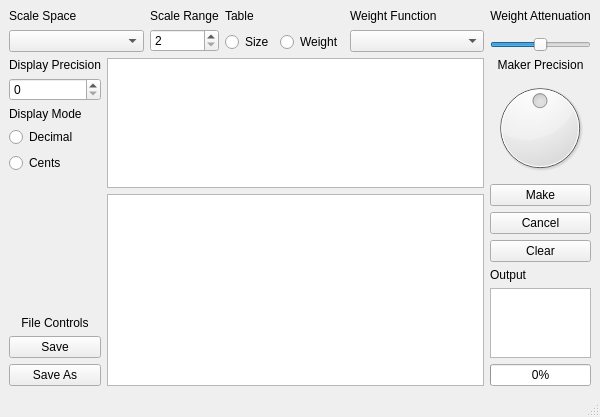
Above: Source/mainwindow.ui from tiltbyrne/Irregular-Tuning-Maker before the change. Below: the same form after it.
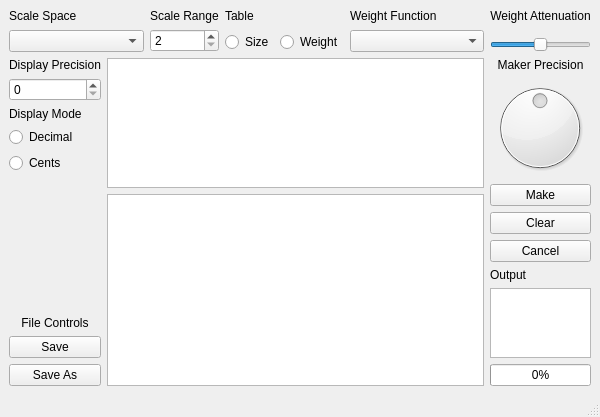
That is the form after the change.

The edit to the form file:
```diff
--- a/Source/mainwindow.ui
+++ b/Source/mainwindow.ui
@@ -81,16 +81,16 @@
          </widget>
         </item>
         <item>
-         <widget class="QPushButton" name="cancelButton">
+         <widget class="QPushButton" name="clearButton">
           <property name="text">
-           <string>Cancel</string>
+           <string>Clear</string>
           </property>
          </widget>
         </item>
         <item>
-         <widget class="QPushButton" name="clearButton">
+         <widget class="QPushButton" name="cancelButton">
           <property name="text">
-           <string>Clear</string>
+           <string>Cancel</string>
           </property>
          </widget>
         </item>
```
